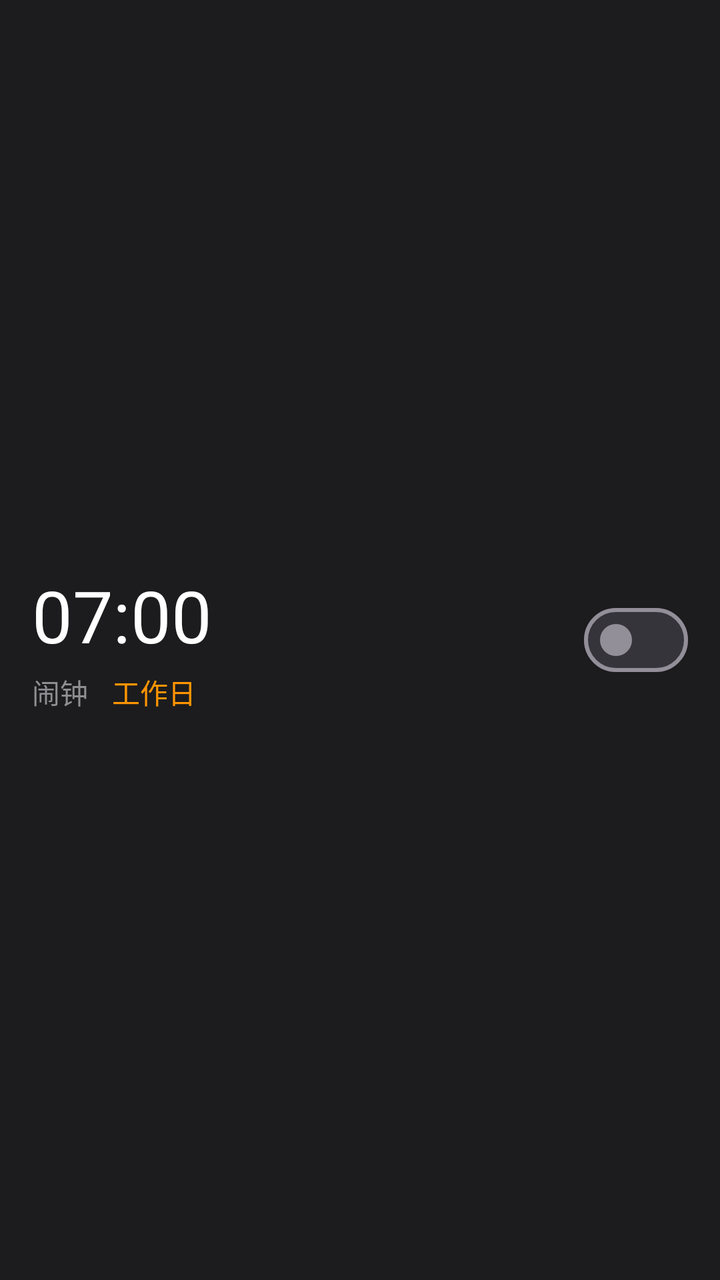
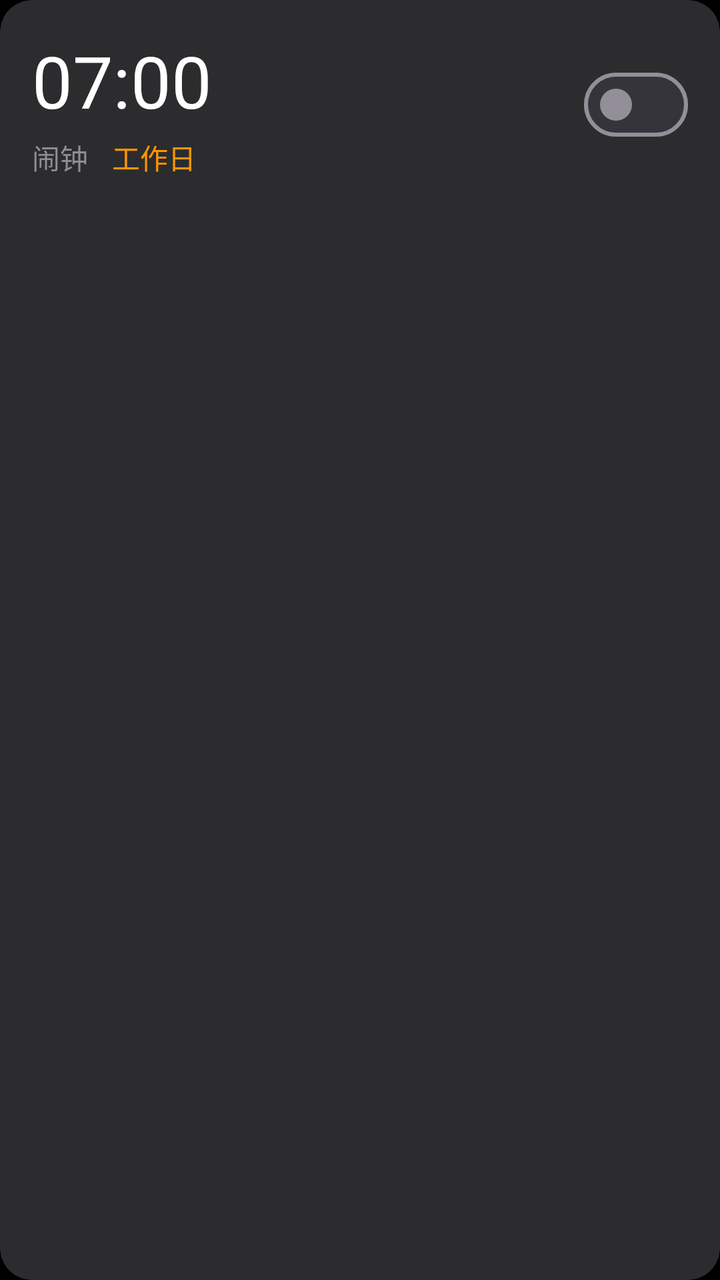

Compare the two renders of this Android layout. The source of the first and the diff that turns it into the second are given below.
<!-- AndroidManifest.xml: application theme Theme.SleepAlarm -->
<!-- res/layout/item_alarm.xml -->
<?xml version="1.0" encoding="utf-8"?>
<LinearLayout xmlns:android="http://schemas.android.com/apk/res/android"
    xmlns:app="http://schemas.android.com/apk/res-auto"
    android:layout_width="match_parent"
    android:layout_height="wrap_content"
    android:orientation="horizontal"
    android:gravity="center_vertical"
    android:padding="16dp"
    android:background="@color/surface"
    android:minHeight="72dp"
    android:layout_marginHorizontal="12dp"
    android:layout_marginTop="4dp">

    <LinearLayout
        android:layout_width="0dp"
        android:layout_height="wrap_content"
        android:layout_weight="1"
        android:orientation="vertical">

        <TextView
            android:id="@+id/tv_alarm_time"
            android:layout_width="wrap_content"
            android:layout_height="wrap_content"
            android:text="07:00"
            android:textSize="36sp"
            android:textColor="@color/text_primary"
            android:textStyle="bold"
            android:fontFamily="sans-serif-thin" />

        <LinearLayout
            android:layout_width="wrap_content"
            android:layout_height="wrap_content"
            android:orientation="horizontal"
            android:layout_marginTop="4dp">

            <TextView
                android:id="@+id/tv_alarm_label"
                android:layout_width="wrap_content"
                android:layout_height="wrap_content"
                android:text="闹钟"
                android:textSize="14sp"
                android:textColor="@color/text_secondary" />

            <TextView
                android:id="@+id/tv_alarm_repeat"
                android:layout_width="wrap_content"
                android:layout_height="wrap_content"
                android:text="工作日"
                android:textSize="14sp"
                android:textColor="@color/primary"
                android:layout_marginStart="12dp" />
        </LinearLayout>
    </LinearLayout>

    <com.google.android.material.materialswitch.MaterialSwitch
        android:id="@+id/switch_alarm"
        android:layout_width="wrap_content"
        android:layout_height="wrap_content" />

</LinearLayout>
<!-- resources referenced by this layout -->
<resources>
  <color name="primary">#FF9500</color>
  <color name="surface">#1C1C1E</color>
  <color name="text_primary">#FFFFFF</color>
  <color name="text_secondary">#8E8E93</color>
  <style name="Theme.SleepAlarm" parent="Theme.Material3.Dark.NoActionBar">
          <item name="colorPrimary">@color/primary</item>
          <item name="colorOnPrimary">@color/on_primary</item>
          <item name="colorPrimaryContainer">@color/surface_light</item>
          <item name="colorOnPrimaryContainer">@color/primary</item>
          <item name="colorSecondary">@color/secondary</item>
          <item name="android:colorBackground">@color/background</item>
          <item name="colorOnBackground">@color/on_background</item>
          <item name="colorSurface">@color/surface</item>
          <item name="colorOnSurface">@color/on_surface</item>
          <item name="android:statusBarColor">@color/background</item>
          <item name="android:navigationBarColor">@color/background</item>
          <item name="android:windowLightStatusBar">false</item>
      </style>
  <color name="on_primary">#000000</color>
  <color name="surface_light">#2C2C2E</color>
  <color name="secondary">#FF9500</color>
  <color name="background">#000000</color>
  <color name="on_background">#FFFFFF</color>
  <color name="on_surface">#FFFFFF</color>
</resources>

<!-- the commit's change to res/layout/item_alarm.xml (unified diff, before → after) -->
@@ -1,60 +1,67 @@
 <?xml version="1.0" encoding="utf-8"?>
-<LinearLayout xmlns:android="http://schemas.android.com/apk/res/android"
+<androidx.cardview.widget.CardView xmlns:android="http://schemas.android.com/apk/res/android"
     xmlns:app="http://schemas.android.com/apk/res-auto"
     android:layout_width="match_parent"
     android:layout_height="wrap_content"
-    android:orientation="horizontal"
-    android:gravity="center_vertical"
-    android:padding="16dp"
-    android:background="@color/surface"
-    android:minHeight="72dp"
     android:layout_marginHorizontal="12dp"
-    android:layout_marginTop="4dp">
+    android:layout_marginTop="4dp"
+    app:cardCornerRadius="16dp"
+    app:cardElevation="0dp"
+    app:cardBackgroundColor="?attr/appSurfaceLight">
 
     <LinearLayout
-        android:layout_width="0dp"
+        android:layout_width="match_parent"
         android:layout_height="wrap_content"
-        android:layout_weight="1"
-        android:orientation="vertical">
-
-        <TextView
-            android:id="@+id/tv_alarm_time"
-            android:layout_width="wrap_content"
-            android:layout_height="wrap_content"
-            android:text="07:00"
-            android:textSize="36sp"
-            android:textColor="@color/text_primary"
-            android:textStyle="bold"
-            android:fontFamily="sans-serif-thin" />
+        android:orientation="horizontal"
+        android:gravity="center_vertical"
+        android:padding="16dp"
+        android:minHeight="72dp">
 
         <LinearLayout
-            android:layout_width="wrap_content"
+            android:layout_width="0dp"
             android:layout_height="wrap_content"
-            android:orientation="horizontal"
-            android:layout_marginTop="4dp">
+            android:layout_weight="1"
+            android:orientation="vertical">
 
             <TextView
-                android:id="@+id/tv_alarm_label"
+                android:id="@+id/tv_alarm_time"
                 android:layout_width="wrap_content"
                 android:layout_height="wrap_content"
-                android:text="闹钟"
-                android:textSize="14sp"
-                android:textColor="@color/text_secondary" />
+                android:text="07:00"
+                android:textSize="36sp"
+                android:textColor="?attr/appTextPrimary"
+                android:textStyle="bold"
+                android:fontFamily="sans-serif-thin" />
 
-            <TextView
-                android:id="@+id/tv_alarm_repeat"
+            <LinearLayout
                 android:layout_width="wrap_content"
                 android:layout_height="wrap_content"
-                android:text="工作日"
-                android:textSize="14sp"
-                android:textColor="@color/primary"
-                android:layout_marginStart="12dp" />
+                android:orientation="horizontal"
+                android:layout_marginTop="4dp">
+
+                <TextView
+                    android:id="@+id/tv_alarm_label"
+                    android:layout_width="wrap_content"
+                    android:layout_height="wrap_content"
+                    android:text="闹钟"
+                    android:textSize="14sp"
+                    android:textColor="?attr/appTextSecondary" />
+
+                <TextView
+                    android:id="@+id/tv_alarm_repeat"
+                    android:layout_width="wrap_content"
+                    android:layout_height="wrap_content"
+                    android:text="工作日"
+                    android:textSize="14sp"
+                    android:textColor="?attr/appAccent"
+                    android:layout_marginStart="12dp" />
+            </LinearLayout>
         </LinearLayout>
+
+        <com.google.android.material.materialswitch.MaterialSwitch
+            android:id="@+id/switch_alarm"
+            android:layout_width="wrap_content"
+            android:layout_height="wrap_content" />
     </LinearLayout>
 
-    <com.google.android.material.materialswitch.MaterialSwitch
-        android:id="@+id/switch_alarm"
-        android:layout_width="wrap_content"
-        android:layout_height="wrap_content" />
-
-</LinearLayout>
+</androidx.cardview.widget.CardView>
<!-- resource entries referenced after the edit -->
@@ -4,6 +4,8 @@
   <color name="surface">#1C1C1E</color>
   <color name="text_primary">#FFFFFF</color>
   <color name="text_secondary">#8E8E93</color>
+  <color name="divider">#2C2C2E</color>
+  <color name="card_bg">#1C1C1E</color>
   <style name="Theme.SleepAlarm" parent="Theme.Material3.Dark.NoActionBar">
           <item name="colorPrimary">@color/primary</item>
           <item name="colorOnPrimary">@color/on_primary</item>
@@ -17,6 +19,16 @@
           <item name="android:statusBarColor">@color/background</item>
           <item name="android:navigationBarColor">@color/background</item>
           <item name="android:windowLightStatusBar">false</item>
+  
+          
+          <item name="appBackground">@color/background</item>
+          <item name="appSurface">@color/surface</item>
+          <item name="appSurfaceLight">@color/surface_light</item>
+          <item name="appAccent">@color/primary</item>
+          <item name="appTextPrimary">@color/text_primary</item>
+          <item name="appTextSecondary">@color/text_secondary</item>
+          <item name="appDivider">@color/divider</item>
+          <item name="appCardBg">@color/card_bg</item>
       </style>
   <color name="on_primary">#000000</color>
   <color name="surface_light">#2C2C2E</color>
